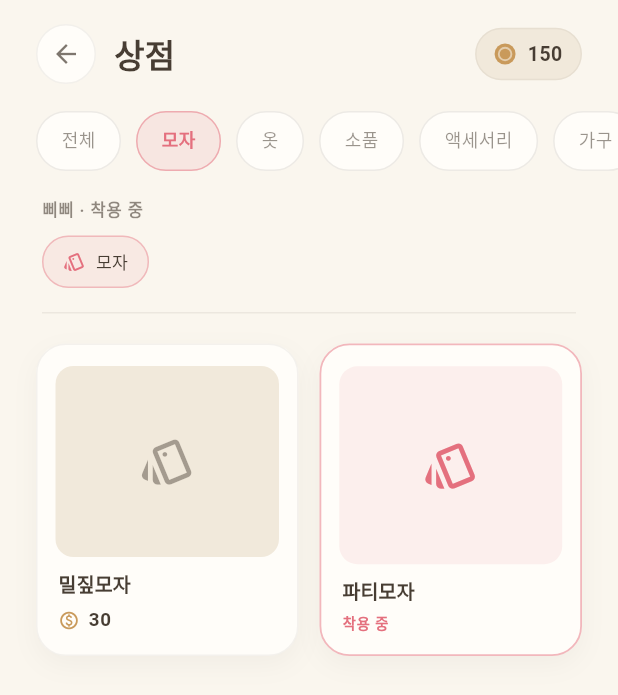
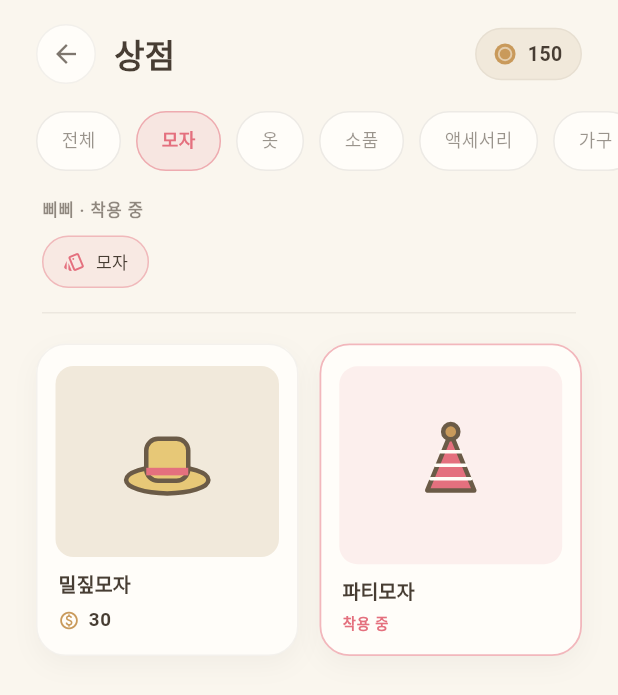
Before and after one commit to madcamp-official/26s-w2-c1-04, a Flutter app: the PetStoreScreen screen opened directly, after a tap on "모자", on a phone screen of 412 x 824 dp. Shown: the top 695 px of the screen. Run offline on Flutter 3.47's test engine with Material 3 defaults, Android fonts, the phone set to English and light mode, and no system bars; our stand-ins replace image_picker, socket_io_client; accounts and stored records are empty; Roboto replaces fonts that are missing (Georgia, Helvetica).

Commit message:
feat(app): 펫 아이템 시스템 — 손그림 벡터 아이템 + 종별 착용 앵커
- charlab/anchors.dart: 종별(곰·햄스터·물범·새싹·떡) 착용 앵커(모자/얼굴/몸/소품
  정규화 위치 + unit 스케일)
- charlab/items/item_art.dart: ItemArt 계약 + 8개 카탈로그 아이템 손그림 벡터
  (밀짚모자·파티모자·우비·줄무늬티·방석·책상·공·나비넥타이), 상점 썸네일(ItemThumb)
  + 펫 위 착용 레이어(PetItemLayer, 슬롯별 z-정렬)
- PetView: equippedItemIds 오버레이 합성 / pet_home: pet.equippedItems 전달
- pet_store: 카테고리 아이콘 플레이스홀더 → 실제 ItemThumb 썸네일
- 이모지 없음, build web 통과

Session: 56afd6da-a746-4c81-a0ae-6123d66da686
Co-Authored-By: Claude Opus 4.8 (1M context) <noreply@anthropic.com>

```diff
--- /dev/null
+++ b/app/lib/charlab/items/item_art.dart
@@ -0,0 +1,375 @@
+// Hand-drawn pet items — one place that knows how to paint each catalog item
+// both as a SHOP THUMBNAIL (the item alone) and WORN ON A PET (placed at the
+// species anchor for its slot). No emoji, no assets: everything is vector,
+// drawn with the same warm hand as the pets (toolkit `Hand`).
+//
+// Each item is an [ItemArt]. It draws itself into a unit box (0..0 → size×size);
+// the shop shows it centered, and [PetItemLayer] scales+places it on the pet via
+// the species [PetAnchors]. The mock catalog ids (11,12,21,22,31,32,41,42) map
+// to concrete arts in [itemArtById]; unknown ids fall back to a soft dot so the
+// UI never shows a broken slot (and never a fake — a plain marker, honestly).
+
+import 'package:flutter/material.dart';
+
+import '../anchors.dart';
+import '../toolkit.dart';
+
+/// Warm palette shared by items (kept close to the app tokens, but this file is
+/// charlab-local so it has no app import).
+class _Ink {
+  static const line = Color(0xFF6B5B47); // warm brown outline
+  static const cream = Color(0xFFFFFDF7);
+  static const pink = Color(0xFFE4707E);
+  static const gold = Color(0xFFC99A5B);
+  static const sage = Color(0xFF8FB08A);
+  static const sky = Color(0xFF7FA8C9);
+  static const straw = Color(0xFFE7C877);
+}
+
+/// One drawable item.
+abstract class ItemArt {
+  const ItemArt();
+
+  /// Catalog id (matches the mock `Item.id`).
+  String get id;
+
+  /// Which body slot it occupies.
+  ItemSlot get slot;
+
+  /// Relative size within the pet box for the worn render (0..1 of box width),
+  /// before the species [PetAnchors.unit] multiplier.
+  double get wornScale;
+
+  /// Paint the item into a [size]×[size] box (origin top-left). Used for both
+  /// the shop thumbnail and (scaled) the worn overlay.
+  void paint(Canvas canvas, Size size);
+}
+
+/// Look up an item's art by catalog id.
+ItemArt itemArtById(String id) => _items[id] ?? _FallbackDot(id);
+
+/// A shop thumbnail of an item — the item art alone, centered in a [size] box.
+class ItemThumb extends StatelessWidget {
+  const ItemThumb(this.itemId, {super.key, this.size = 44});
+
+  final String itemId;
+  final double size;
+
+  @override
+  Widget build(BuildContext context) {
+    return SizedBox(
+      width: size,
+      height: size,
+      child: CustomPaint(painter: _ThumbPainter(itemArtById(itemId))),
+    );
+  }
+}
+
+class _ThumbPainter extends CustomPainter {
+  _ThumbPainter(this.art);
+  final ItemArt art;
+  @override
+  void paint(Canvas canvas, Size size) => art.paint(canvas, size);
+  @override
+  bool shouldRepaint(_ThumbPainter old) => old.art.id != art.id;
+}
+
+/// A soft neutral marker for an id we have no art for — honest, not a fake item.
+class _FallbackDot extends ItemArt {
+  const _FallbackDot(this.id);
+  @override
+  final String id;
+  @override
+  ItemSlot get slot => ItemSlot.prop;
+  @override
+  double get wornScale => 0.18;
+  @override
+  void paint(Canvas c, Size s) {
+    c.drawCircle(s.center(Offset.zero), s.width * 0.18,
+        Paint()..color = _Ink.line.withValues(alpha: 0.22));
+  }
+}
+
+// ===========================================================================
+// A widget that overlays a pet's worn items on top of the pet box.
+// ===========================================================================
+
+/// Paints all [itemIds] worn on the species, each at its slot anchor. Stack this
+/// OVER a [PetView] of the same [box] size.
+class PetItemLayer extends StatelessWidget {
+  const PetItemLayer({
+    super.key,
+    required this.speciesId,
+    required this.itemIds,
+    required this.box,
+  });
+
+  final String speciesId;
+  final List<String> itemIds;
+  final double box;
+
+  @override
+  Widget build(BuildContext context) {
+    return IgnorePointer(
+      child: SizedBox(
+        width: box,
+        height: box,
+        child: CustomPaint(
+          painter: _WornPainter(anchorsFor(speciesId), itemIds),
+        ),
+      ),
+    );
+  }
+}
+
+class _WornPainter extends CustomPainter {
+  _WornPainter(this.anchors, this.itemIds);
+  final PetAnchors anchors;
+  final List<String> itemIds;
+
+  @override
+  void paint(Canvas canvas, Size size) {
+    // Body items first, then face, then hats on top (natural layering).
+    final arts = itemIds.map(itemArtById).toList()
+      ..sort((a, b) => _z(a.slot).compareTo(_z(b.slot)));
+    for (final art in arts) {
+      final anchor = anchors.of(art.slot);
+      final w = size.width * art.wornScale * anchors.unit;
+      final center = Offset(anchor.dx * size.width, anchor.dy * size.height);
+      canvas.save();
+      canvas.translate(center.dx - w / 2, center.dy - w / 2);
+      art.paint(canvas, Size(w, w));
+      canvas.restore();
+    }
+  }
+
+  int _z(ItemSlot s) => switch (s) {
+        ItemSlot.body => 0,
+        ItemSlot.prop => 1,
+        ItemSlot.face => 2,
+        ItemSlot.hat => 3,
+      };
+
+  @override
+  bool shouldRepaint(_WornPainter old) =>
+      old.itemIds.join() != itemIds.join();
+}
+
+// ===========================================================================
+// The catalog. Concrete arts (workflow refines these). Kept simple + warm.
+// ===========================================================================
+
+final Map<String, ItemArt> _items = {
+  '11': const _StrawHat(),
+  '12': const _PartyHat(),
+  '21': const _Raincoat(),
+  '22': const _StripeTee(),
+  '31': const _Cushion(),
+  '32': const _Desk(),
+  '41': const _Ball(),
+  '42': const _BowTie(),
+};
+
+Paint get _outline => Hand.outline(_Ink.line, 3);
+Paint _fill(Color c) => Hand.fill(c);
+
+// -- hats -------------------------------------------------------------------
+class _StrawHat extends ItemArt {
+  const _StrawHat();
+  @override
+  String get id => '11';
+  @override
+  ItemSlot get slot => ItemSlot.hat;
+  @override
+  double get wornScale => 0.42;
+  @override
+  void paint(Canvas c, Size s) {
+    final w = s.width, h = s.height;
+    // brim
+    final brim = Path()
+      ..addOval(Rect.fromCenter(
+          center: Offset(w * 0.5, h * 0.72), width: w * 0.98, height: h * 0.32));
+    c.drawPath(brim, _fill(_Ink.straw));
+    c.drawPath(brim, _outline);
+    // crown
+    final crown = Path()
+      ..addRRect(RRect.fromRectAndRadius(
+          Rect.fromCenter(
+              center: Offset(w * 0.5, h * 0.48), width: w * 0.5, height: h * 0.5),
+          Radius.circular(w * 0.14)));
+    c.drawPath(crown, _fill(_Ink.straw));
+    c.drawPath(crown, _outline);
+    // band
+    c.drawRect(
+        Rect.fromCenter(
+            center: Offset(w * 0.5, h * 0.62), width: w * 0.5, height: h * 0.09),
+        _fill(_Ink.pink));
+  }
+}
+
+class _PartyHat extends ItemArt {
+  const _PartyHat();
+  @override
+  String get id => '12';
+  @override
+  ItemSlot get slot => ItemSlot.hat;
+  @override
+  double get wornScale => 0.36;
+  @override
+  void paint(Canvas c, Size s) {
+    final w = s.width, h = s.height;
+    final cone = Path()
+      ..moveTo(w * 0.5, h * 0.12)
+      ..lineTo(w * 0.22, h * 0.8)
+      ..lineTo(w * 0.78, h * 0.8)
+      ..close();
+    c.drawPath(cone, _fill(_Ink.pink));
+    c.drawPath(cone, _outline);
+    // stripes
+    for (var i = 0; i < 3; i++) {
+      final y = h * (0.34 + i * 0.16);
+      c.drawLine(Offset(w * (0.5 - (y / h) * 0.36), y),
+          Offset(w * (0.5 + (y / h) * 0.36), y), Hand.outline(_Ink.cream, 2.4));
+    }
+    // pom
+    c.drawCircle(Offset(w * 0.5, h * 0.1), w * 0.09, _fill(_Ink.gold));
+    c.drawCircle(Offset(w * 0.5, h * 0.1), w * 0.09, _outline);
+  }
+}
+
+// -- clothes ----------------------------------------------------------------
+class _Raincoat extends ItemArt {
+  const _Raincoat();
+  @override
+  String get id => '21';
+  @override
+  ItemSlot get slot => ItemSlot.body;
+  @override
+  double get wornScale => 0.62;
+  @override
+  void paint(Canvas c, Size s) {
+    final w = s.width, h = s.height;
+    final body = Path()
+      ..moveTo(w * 0.24, h * 0.28)
+      ..quadraticBezierTo(w * 0.5, h * 0.16, w * 0.76, h * 0.28)
+      ..lineTo(w * 0.82, h * 0.9)
+      ..lineTo(w * 0.18, h * 0.9)
+      ..close();
+    c.drawPath(body, _fill(_Ink.straw));
+    c.drawPath(body, _outline);
+    c.drawLine(Offset(w * 0.5, h * 0.22), Offset(w * 0.5, h * 0.9),
+        Hand.outline(_Ink.line, 1.8));
+  }
+}
+
+class _StripeTee extends ItemArt {
+  const _StripeTee();
+  @override
+  String get id => '22';
+  @override
+  ItemSlot get slot => ItemSlot.body;
+  @override
+  double get wornScale => 0.6;
+  @override
+  void paint(Canvas c, Size s) {
+    final w = s.width, h = s.height;
+    final body = RRect.fromRectAndRadius(
+        Rect.fromLTWH(w * 0.2, h * 0.24, w * 0.6, h * 0.62),
+        Radius.circular(w * 0.14));
+    c.drawRRect(body, _fill(_Ink.cream));
+    c.drawRRect(body, _outline);
+    for (var i = 0; i < 3; i++) {
+      final y = h * (0.36 + i * 0.16);
+      c.drawLine(Offset(w * 0.22, y), Offset(w * 0.78, y),
+          Hand.outline(_Ink.sky, 3));
+    }
+  }
+}
+
+// -- props ------------------------------------------------------------------
+class _Cushion extends ItemArt {
+  const _Cushion();
+  @override
+  String get id => '31';
+  @override
+  ItemSlot get slot => ItemSlot.prop;
+  @override
+  double get wornScale => 0.4;
+  @override
+  void paint(Canvas c, Size s) {
+    final r = RRect.fromRectAndRadius(
+        Rect.fromLTWH(s.width * 0.12, s.height * 0.4, s.width * 0.76, s.height * 0.4),
+        Radius.circular(s.width * 0.16));
+    c.drawRRect(r, _fill(_Ink.sage));
+    c.drawRRect(r, _outline);
+  }
+}
+
+class _Desk extends ItemArt {
+  const _Desk();
+  @override
+  String get id => '32';
+  @override
+  ItemSlot get slot => ItemSlot.prop;
+  @override
+  double get wornScale => 0.44;
+  @override
+  void paint(Canvas c, Size s) {
+    final w = s.width, h = s.height;
+    c.drawRect(Rect.fromLTWH(w * 0.12, h * 0.42, w * 0.76, h * 0.12),
+        _fill(_Ink.straw));
+    c.drawRect(Rect.fromLTWH(w * 0.12, h * 0.42, w * 0.76, h * 0.12), _outline);
+    c.drawRect(Rect.fromLTWH(w * 0.18, h * 0.54, w * 0.08, h * 0.28), _fill(_Ink.straw));
+    c.drawRect(Rect.fromLTWH(w * 0.74, h * 0.54, w * 0.08, h * 0.28), _fill(_Ink.straw));
+  }
+}
+
+class _Ball extends ItemArt {
+  const _Ball();
+  @override
+  String get id => '41';
+  @override
+  ItemSlot get slot => ItemSlot.prop;
+  @override
+  double get wornScale => 0.3;
+  @override
+  void paint(Canvas c, Size s) {
+    final center = Offset(s.width * 0.5, s.height * 0.6);
+    c.drawCircle(center, s.width * 0.34, _fill(_Ink.pink));
+    c.drawCircle(center, s.width * 0.34, _outline);
+    c.drawArc(
+        Rect.fromCircle(center: center, radius: s.width * 0.34),
+        3.6, 1.6, false, Hand.outline(_Ink.cream, 2.4));
+  }
+}
+
+// -- accessory (face) -------------------------------------------------------
+class _BowTie extends ItemArt {
+  const _BowTie();
+  @override
+  String get id => '42';
+  @override
+  ItemSlot get slot => ItemSlot.body;
+  @override
+  double get wornScale => 0.34;
+  @override
+  void paint(Canvas c, Size s) {
+    final w = s.width, h = s.height;
+    final left = Path()
+      ..moveTo(w * 0.5, h * 0.5)
+      ..lineTo(w * 0.18, h * 0.34)
+      ..lineTo(w * 0.18, h * 0.66)
+      ..close();
+    final right = Path()
+      ..moveTo(w * 0.5, h * 0.5)
+      ..lineTo(w * 0.82, h * 0.34)
+      ..lineTo(w * 0.82, h * 0.66)
+      ..close();
+    for (final p in [left, right]) {
+      c.drawPath(p, _fill(_Ink.pink));
+      c.drawPath(p, _outline);
+    }
+    c.drawCircle(Offset(w * 0.5, h * 0.5), w * 0.08, _fill(_Ink.pink));
+    c.drawCircle(Offset(w * 0.5, h * 0.5), w * 0.08, _outline);
+  }
+}
--- a/app/lib/ui/pet_view.dart
+++ b/app/lib/ui/pet_view.dart
@@ -6,6 +6,7 @@
 
 import 'package:flutter/material.dart';
 
+import '../charlab/items/item_art.dart';
 import '../charlab/roster.dart';
 import '../charlab/toolkit.dart';
 import '../core/models.dart';
@@ -32,6 +33,7 @@ class PetView extends StatelessWidget {
     this.size = 150,
     this.frozenT,
     this.expression = PetExpression.neutral,
+    this.equippedItemIds = const <String>[],
   });
 
   final String speciesId;
@@ -39,13 +41,26 @@ class PetView extends StatelessWidget {
   final double? frozenT;
   final PetExpression expression;
 
+  /// Catalog ids of worn items, drawn over the pet at species anchors.
+  final List<String> equippedItemIds;
+
   @override
   Widget build(BuildContext context) {
     final PetCharacter c = speciesById(speciesId).character;
     return SizedBox(
       width: size,
       height: size,
-      child: c.build(context, frozenT: frozenT, expression: expression),
+      child: Stack(
+        children: [
+          c.build(context, frozenT: frozenT, expression: expression),
+          if (equippedItemIds.isNotEmpty)
+            PetItemLayer(
+              speciesId: speciesId,
+              itemIds: equippedItemIds,
+              box: size,
+            ),
+        ],
+      ),
     );
   }
 }
--- a/app/lib/ui/screens/pet_home.dart
+++ b/app/lib/ui/screens/pet_home.dart
@@ -169,6 +169,9 @@ class _HomeBodyState extends State<_HomeBody> {
                         _HouseScene(
                           speciesId: appState.petSpecies,
                           expression: expressionForActivity(activity),
+                          equippedItemIds: [
+                            for (final e in pet.equippedItems) e.itemId,
+                          ],
                           pressed: _pressed,
                           onPat: _pat,
                           onPressChanged: (v) => setState(() => _pressed = v),
@@ -423,6 +426,7 @@ class _HouseScene extends StatelessWidget {
   const _HouseScene({
     required this.speciesId,
     required this.expression,
+    required this.equippedItemIds,
     required this.pressed,
     required this.onPat,
     required this.onPressChanged,
@@ -430,6 +434,7 @@ class _HouseScene extends StatelessWidget {
 
   final String speciesId;
   final PetExpression expression;
+  final List<String> equippedItemIds;
   final bool pressed;
   final Future<void> Function() onPat;
   final ValueChanged<bool> onPressChanged;
@@ -461,6 +466,7 @@ class _HouseScene extends StatelessWidget {
                   speciesId: speciesId,
                   size: 168,
                   expression: expression,
+                  equippedItemIds: equippedItemIds,
                 ),
               ),
             ],
--- a/app/lib/ui/screens/pet_store.dart
+++ b/app/lib/ui/screens/pet_store.dart
@@ -21,6 +21,7 @@ import 'package:flutter/material.dart';
 
 import '../../core/app_state.dart';
 import '../../core/models.dart';
+import '../../charlab/items/item_art.dart';
 import '../components.dart';
 import '../theme.dart';
 
@@ -322,11 +323,7 @@ class _StoreCard extends StatelessWidget {
                     color: equipped ? cpEucA(0.10) : cpDim,
                     borderRadius: BorderRadius.circular(cpRadiusSmall),
                   ),
-                  child: Icon(
-                    _categoryIcon(item.category),
-                    size: 38,
-                    color: equipped ? cpEuc : cpInkA(0.45),
-                  ),
+                  child: ItemThumb(item.id, size: 56),
                 ),
               ),
             ),
@@ -515,13 +512,7 @@ class _ItemSheetState extends State<_ItemSheet> {
                     mat: 20,
                     child: SizedBox(
                       height: 96,
-                      child: Center(
-                        child: Icon(
-                          _categoryIcon(_item.category),
-                          size: 46,
-                          color: cpInkA(0.5),
-                        ),
-                      ),
+                      child: Center(child: ItemThumb(_item.id, size: 76)),
                     ),
                   ),
                   const SizedBox(height: 20),
```
Also changed, not shown: app/lib/charlab/anchors.dart (added, +100 -0 lines).
